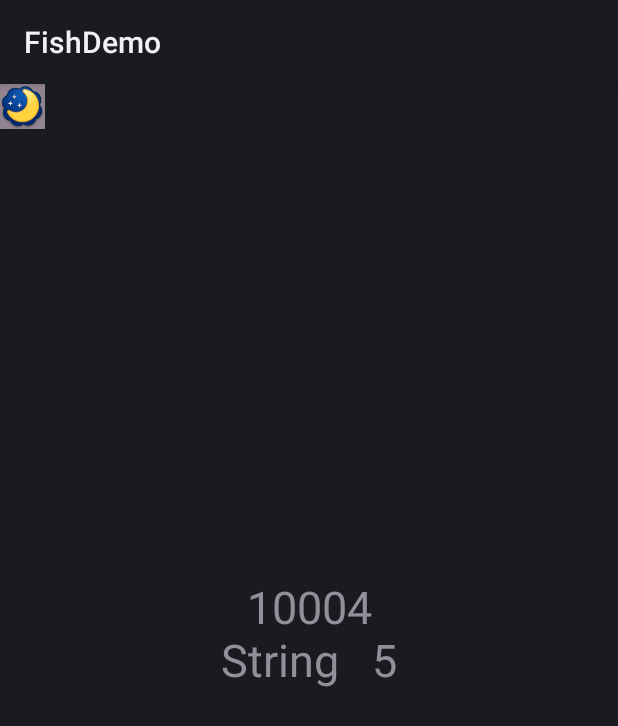
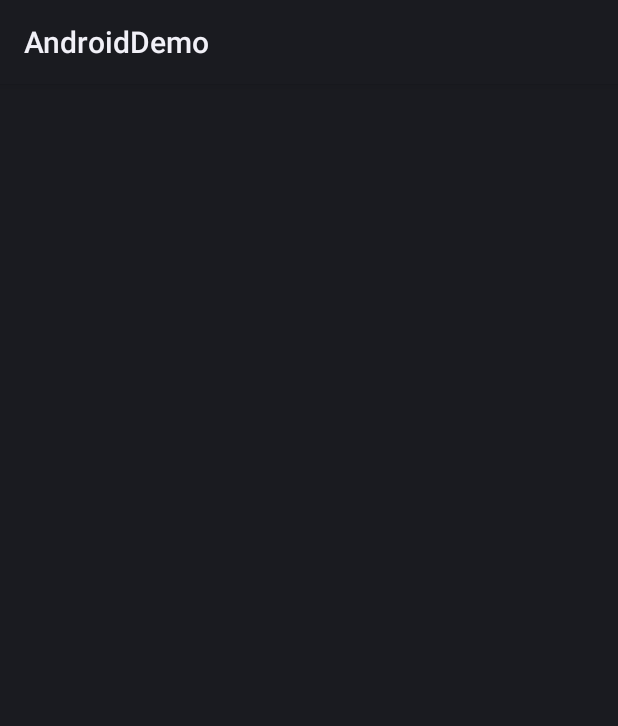
Before and after one commit to wschkd123/AndroidDemo, an Android app: the screen it shows after launch (MainActivity), on a phone screen of 412 x 824 dp. Shown: the top 726 px of the screen. Run offline under Robolectric (Android 15) with nearby library versions, the phone set to English and light mode, and no system bars.

Commit message:
改名 AndroidDemo

```diff
--- a/app/src/main/AndroidManifest.xml
+++ b/app/src/main/AndroidManifest.xml
@@ -1,6 +1,6 @@
 <?xml version="1.0" encoding="utf-8"?>
 <manifest xmlns:android="http://schemas.android.com/apk/res/android"
-    package="com.example.fishyu.fishdemo">
+    package="com.example.beyond.demo">
 
     <application
         android:allowBackup="true"
@@ -9,7 +9,8 @@
         android:roundIcon="@mipmap/ic_launcher_round"
         android:supportsRtl="true"
         >
-        <activity android:name=".MainActivity">
+        <activity android:name=".MainActivity"
+            android:exported="true">
             <intent-filter>
                 <action android:name="android.intent.action.MAIN" />
 
--- /dev/null
+++ b/app/src/main/java/com/example/beyond/demo/MainActivity.java
@@ -0,0 +1,18 @@
+package com.example.beyond.demo;
+
+import android.os.Bundle;
+import android.support.v4.app.FragmentActivity;
+
+public class MainActivity extends FragmentActivity {
+
+    static final String TAG = MainActivity.class.getSimpleName();
+
+    @Override
+    protected void onCreate(Bundle savedInstanceState) {
+        super.onCreate(savedInstanceState);
+        setContentView(R.layout.activity_main);
+
+
+    }
+
+}
--- a/app/src/main/java/demo/view/EndlessViewPager.java
+++ b/app/src/main/java/com/example/beyond/demo/view/viewpager/EndlessViewPager.java
@@ -1,4 +1,4 @@
-package demo.view;
+package com.example.beyond.demo.view.viewpager;
 
 import android.content.Context;
 import android.os.Handler;
--- a/app/src/main/java/demo/view/SimpleEndlessViewPager.java
+++ b/app/src/main/java/com/example/beyond/demo/view/viewpager/SimpleEndlessViewPager.java
@@ -1,4 +1,4 @@
-package demo.view;
+package com.example.beyond.demo.view.viewpager;
 
 import android.content.Context;
 import android.support.v4.app.FragmentManager;
--- a/app/src/main/java/com/example/fishyu/fishdemo/MainActivity.java
+++ /dev/null
@@ -1,224 +0,0 @@
-package com.example.fishyu.fishdemo;
-
-import android.annotation.SuppressLint;
-import android.os.Bundle;
-import android.support.annotation.Nullable;
-import android.support.v4.app.Fragment;
-import android.support.v4.app.FragmentActivity;
-import android.support.v4.app.FragmentManager;
-import android.util.Log;
-import android.util.TypedValue;
-import android.view.Gravity;
-import android.view.LayoutInflater;
-import android.view.View;
-import android.view.ViewGroup;
-import android.widget.FrameLayout;
-import android.widget.ImageView;
-import android.widget.TextView;
-
-import java.util.ArrayList;
-import java.util.List;
-import java.util.Timer;
-import java.util.TimerTask;
-
-import demo.view.EndlessViewPager;
-
-public class MainActivity extends FragmentActivity {
-
-    static final String TAG = MainActivity.class.getSimpleName();
-
-    private EndlessViewPager mViewPager;
-
-    @Override
-    protected void onCreate(Bundle savedInstanceState) {
-        super.onCreate(savedInstanceState);
-        setContentView(R.layout.activity_main);
-        final ImageView imageView = findViewById(R.id.imageview);
-
-        mViewPager = findViewById(R.id.viewpager);
-        final MyAdapter adapter = new MyAdapter(getSupportFragmentManager(), mViewPager);
-        mViewPager.setAdapter(adapter);
-
-        adapter.mList.clear();
-        adapter.mList.add("1");
-        adapter.mList.add("2");
-        adapter.mList.add("3");
-        adapter.mList.add("4");
-        adapter.mList.add("5");
-        adapter.mList.add("6");
-        adapter.notifyDataSetChanged();
-
-        mViewPager.setCurrentItem(4);
-
-        imageView.setOnClickListener(new View.OnClickListener() {
-            @Override
-            public void onClick(View v) {
-                adapter.mList.clear();
-                adapter.mList.add("1");
-                adapter.mList.add("A");
-                adapter.mList.add("B");
-                adapter.notifyDataSetChanged();
-
-                int curentItem = mViewPager.getCurrentItem();
-                Log.v(TAG, " currentItem -> " + curentItem);
-
-                mViewPager.setCurrentItem(curentItem);
-            }
-        });
-
-        Timer timer = new Timer();
-        timer.schedule(new TimerTask() {
-            @Override
-            public void run() {
-                Log.v(TAG, "viewPager -> " + mViewPager.getCurrentItem());
-            }
-        }, 1000, 60000);
-    }
-
-
-    @SuppressLint("ValidFragment")
-    public static class MyFragment extends Fragment implements EndlessViewPager.IEndlessFragmentCallback {
-
-        String TAG1;
-        String TAG;
-
-        private Object mObject;
-
-        private EndlessViewPager mViewPager;
-
-        public MyFragment(Object object, int position, EndlessViewPager viewPager) {
-            mObject = object;
-            TAG1 = MyFragment.class.getSimpleName() + " position:" + position + " mObject -> " + mObject;
-            TAG = toString();
-            mViewPager = viewPager;
-        }
-
-        @Override
-        public void onCreate(@Nullable Bundle savedInstanceState) {
-            Log.v(TAG, "onCreate");
-            super.onCreate(savedInstanceState);
-        }
-
-        @Override
-        public void onPause() {
-            Log.v(TAG, "onPause");
-            super.onPause();
-        }
-
-        @Override
-        public void onResume() {
-            Log.v(TAG, "onResume");
-            super.onResume();
-        }
-
-        @Override
-        public void onDestroyView() {
-            Log.v(TAG, "onDestroyView");
-            super.onDestroyView();
-        }
-
-        @Override
-        public void onDestroy() {
-            Log.v(TAG, "onDestroy");
-            super.onDestroy();
-        }
-
-        private TextView mTextView;
-
-        @Nullable
-        @Override
-        public View onCreateView(LayoutInflater inflater, @Nullable ViewGroup container, @Nullable Bundle savedInstanceState) {
-            Log.v(TAG, "onCreateView");
-            final TextView textView = new TextView(getContext());
-            FrameLayout.LayoutParams params = new FrameLayout.LayoutParams(ViewGroup.LayoutParams.MATCH_PARENT, ViewGroup.LayoutParams.MATCH_PARENT);
-            textView.setLayoutParams(params);
-            textView.setTextSize(TypedValue.COMPLEX_UNIT_SP, 30);
-            textView.setGravity(Gravity.CENTER);
-            textView.setOnClickListener(new View.OnClickListener() {
-                @Override
-                public void onClick(View v) {
-//                    Toast.makeText(getContext(), "TextView -> " + textView.getText(), Toast.LENGTH_SHORT).show();
-
-                    int currentItem = mViewPager.getCurrentItem();
-                    Log.v(TAG, "currentItem -> " + currentItem);
-
-                    //using actual-position
-//                    mViewPager.setCurrentItem((mViewPager.getCurrentItem() + 1) % mViewPager.getEndlessAdapter().getCountActually());
-
-                    //using endless-position
-
-                    mViewPager.setCurrentItem(mViewPager.getCurrentItem(false) + 1);
-
-                }
-            });
-            textView.append(String.valueOf(mPosition) + "\n");
-            mTextView = textView;
-            updateView();
-            return textView;
-        }
-
-        public void updateView() {
-            mTextView.append(mObject.getClass().getSimpleName() + "   " + mObject + "\n");
-        }
-
-        @Override
-        public String toString() {
-            return TAG1 + "   |" + super.toString();
-        }
-
-
-        private int mPosition;
-
-        @Override
-        public void setPosition(int position) {
-            mPosition = position;
-        }
-
-        @Override
-        public int getPosition() {
-            return mPosition;
-        }
-
-        @Override
-        public void onDataChanged(Object data) {
-            Log.v(TAG, "onDataChanged -> " + data);
-            mObject = data;
-            updateView();
-        }
-    }
-
-
-    public static class MyAdapter extends EndlessViewPager.EndlessPagerAdapter {
-
-        static final String TAG = MyAdapter.class.getSimpleName();
-
-        public List<Object> mList = new ArrayList<>();
-
-        public MyAdapter(FragmentManager fm, EndlessViewPager viewPager) {
-            super(fm, viewPager);
-        }
-
-        @Override
-        public int getCountActually() {
-            return mList.size();
-        }
-
-        @Override
-        public Object getData(int actualPosition) {
-            if (actualPosition == -1) {
-                return "EMPTY";
-            }
-            return mList.get(actualPosition);
-        }
-
-        @Override
-        public Fragment getItem(final int p) {
-            Log.v(TAG, "getItem -> " + p);
-            int position = convertPositionToActual(p);
-            Fragment fragment = new MyFragment(getData(position), p, mViewPager);
-            return fragment;
-        }
-
-    }
-
-}
--- a/app/src/main/java/demo/view/FitPercentImageView.java
+++ /dev/null
@@ -1,102 +0,0 @@
-package demo.view;
-
-import android.annotation.SuppressLint;
-import android.content.Context;
-import android.util.AttributeSet;
-import android.util.Log;
-import android.view.ViewGroup;
-import android.widget.ImageView;
-
-/**
- * Created by fishyu on 2017/11/3.
- */
-
-@SuppressLint("AppCompatCustomView")
-public class FitPercentImageView extends ImageView {
-
-    private static final boolean DEBUG = false;
-
-
-    private static final String TAG = FitPercentImageView.class.getSimpleName();
-
-    public FitPercentImageView(Context context) {
-        super(context);
-    }
-
-    public FitPercentImageView(Context context, AttributeSet attrs) {
-        super(context, attrs);
-    }
-
-    public FitPercentImageView(Context context, AttributeSet attrs, int defStyleAttr) {
-        super(context, attrs, defStyleAttr);
-    }
-
-    @Override
-    protected void onMeasure(int widthMeasureSpec, int heightMeasureSpec) {
-        if (DEBUG) Log.v(TAG, "onMeasure");
-        super.onMeasure(widthMeasureSpec, heightMeasureSpec);
-        if (getDrawable() != null && getDrawable().getIntrinsicWidth() != 0 && getDrawable().getIntrinsicWidth() != 0) {
-            final int width = getLayoutParams().width;
-            final int height = getLayoutParams().height;
-            if (DEBUG)
-                Log.v(TAG, " width -> " + width + " height -> " + height + " drawableWidth -> " + (getDrawable() != null ? getDrawable().getIntrinsicWidth() : 0) + " drawableHeight -> " + (getDrawable() != null ? getDrawable().getIntrinsicHeight() : 0));
-            if (height == ViewGroup.LayoutParams.WRAP_CONTENT && width != ViewGroup.LayoutParams.WRAP_CONTENT && width != ViewGroup.LayoutParams.MATCH_PARENT && width > 0) {
-                if (DEBUG) Log.v(TAG, "\t using width for tag ");
-                float factor = getDrawable().getIntrinsicHeight() / getDrawable().getIntrinsicWidth();
-                int fixHeightValue = (int) (width * factor);
-                fixHeightValue = resolveAdjustedSize(fixHeightValue, Integer.MAX_VALUE, heightMeasureSpec);
-                if (DEBUG) Log.v(TAG, "\t max value for height -> " + fixHeightValue);
-                if (getMeasuredHeight() != fixHeightValue) {
-                    setMeasuredDimension(width, fixHeightValue);
-                }
-            } else if (width == ViewGroup.LayoutParams.WRAP_CONTENT && height != ViewGroup.LayoutParams.WRAP_CONTENT && height != ViewGroup.LayoutParams.MATCH_PARENT && height > 0) {
-                if (DEBUG) Log.v(TAG, "\t using height for tag ");
-                float factor = getDrawable().getIntrinsicWidth() / getDrawable().getIntrinsicHeight();
-                int fixWidthValue = (int) (height * factor);
-                fixWidthValue = resolveAdjustedSize(fixWidthValue, Integer.MAX_VALUE, widthMeasureSpec);
-                if (DEBUG) Log.v(TAG, "\t max value for width -> " + fixWidthValue);
-                if (getMeasuredWidth() != fixWidthValue) {
-                    setMeasuredDimension(fixWidthValue, height);
-                }
-            }
-        } else {
-            if (DEBUG) Log.v(TAG, "\t drawable is null");
-        }
-    }
-
-
-    /**
-     * Copy from parent
-     *
-     * @param desiredSize
-     * @param maxSize
-     * @param measureSpec
-     * @return
-     */
-    private int resolveAdjustedSize(int desiredSize, int maxSize,
-                                    int measureSpec) {
-        int result = desiredSize;
-        final int specMode = MeasureSpec.getMode(measureSpec);
-        final int specSize = MeasureSpec.getSize(measureSpec);
-        switch (specMode) {
-            case MeasureSpec.UNSPECIFIED:
-                /* Parent says we can be as big as we want. Just don't be larger
-                   than max size imposed on ourselves.
-                */
-                result = Math.min(desiredSize, maxSize);
-                break;
-            case MeasureSpec.AT_MOST:
-                // Parent says we can be as big as we want, up to specSize.
-                // Don't be larger than specSize, and don't be larger than
-                // the max size imposed on ourselves.
-                result = Math.min(Math.min(desiredSize, specSize), maxSize);
-                break;
-            case MeasureSpec.EXACTLY:
-                // No choice. Do what we are told.
-                result = specSize;
-                break;
-        }
-        return result;
-    }
-
-}
--- a/app/src/main/res/layout/activity_main.xml
+++ b/app/src/main/res/layout/activity_main.xml
@@ -3,19 +3,10 @@
     android:layout_width="match_parent"
     android:layout_height="match_parent">
 
-    <demo.view.EndlessViewPager
+    <com.example.beyond.demo.view.viewpager.EndlessViewPager
         android:id="@+id/viewpager"
         android:layout_width="match_parent"
         android:layout_height="match_parent" />
 
 
-    <demo.view.FitPercentImageView
-        android:id="@+id/imageview"
-        android:layout_width="wrap_content"
-        android:layout_height="30dp"
-        android:background="#938492"
-        android:scaleType="fitStart"
-        android:src="@drawable/w_yueliang"
-        android:visibility="visible" />
-
 </RelativeLayout>
--- a/app/src/main/res/values/strings.xml
+++ b/app/src/main/res/values/strings.xml
@@ -1,3 +1,3 @@
 <resources>
-    <string name="app_name">FishDemo</string>
+    <string name="app_name">AndroidDemo</string>
 </resources>
--- a/build.gradle
+++ b/build.gradle
@@ -4,7 +4,7 @@ buildscript {
 
     repositories {
         google()
-        jcenter()
+        mavenCentral()
     }
     dependencies {
         classpath 'com.android.tools.build:gradle:7.0.0'
@@ -18,7 +18,7 @@ buildscript {
 allprojects {
     repositories {
         google()
-        jcenter()
+        mavenCentral()
     }
 }
 
```
Also changed, not shown: app/build.gradle (+9 -6 lines).
